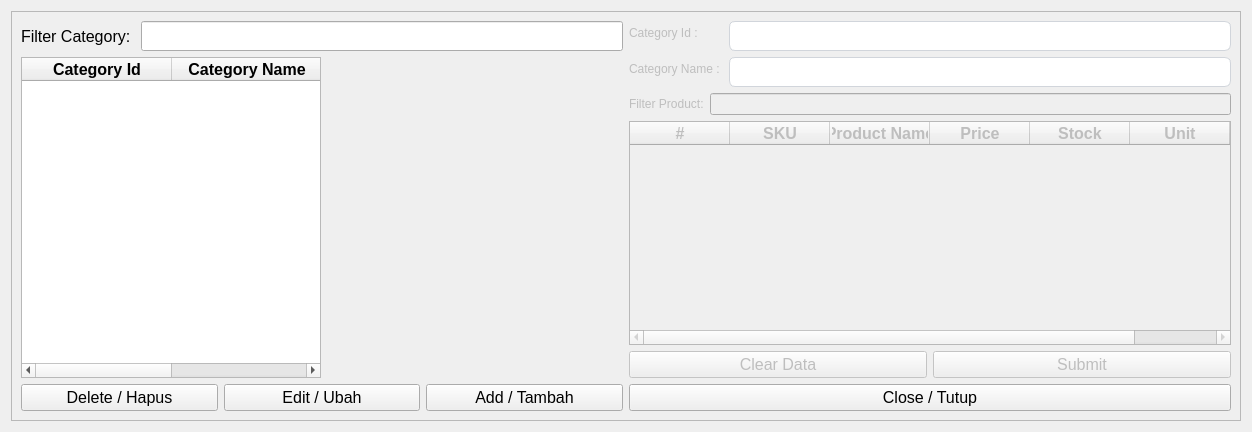
Above: ui/categories.ui from michael-halim/pos before the change. Below: the same form after it.
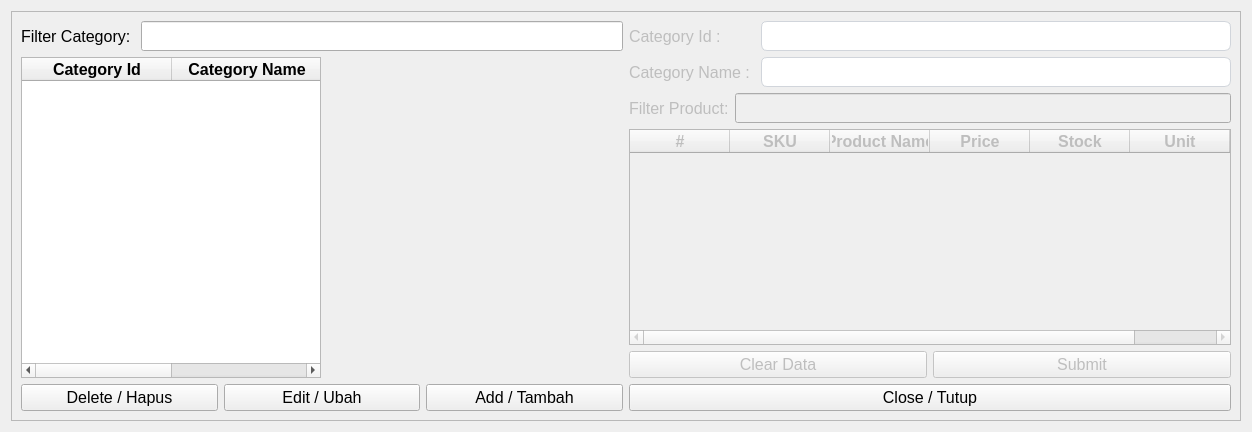
That is the form after the change.

Commit message: Patch#33: Add Permission Guard for Each Actions - Added Guard for Every Actions in POS - Remove Set Sorting Table True for Every init class to Improve Performance - Added New Permissions for Pending Transactions - Make the Data input Uppercase and Filter to Uppercase - Update seed.py

What changed in the file:
```diff
--- a/ui/categories.ui
+++ b/ui/categories.ui
@@ -173,6 +173,11 @@
               <property name="enabled">
                <bool>false</bool>
               </property>
+              <property name="font">
+               <font>
+                <pointsize>12</pointsize>
+               </font>
+              </property>
               <property name="text">
                <string>Category Name : </string>
               </property>
@@ -212,6 +217,11 @@
               <property name="enabled">
                <bool>false</bool>
               </property>
+              <property name="font">
+               <font>
+                <pointsize>12</pointsize>
+               </font>
+              </property>
               <property name="text">
                <string>Category Id : </string>
               </property>
@@ -257,6 +267,11 @@
                 <property name="enabled">
                  <bool>false</bool>
                 </property>
+                <property name="font">
+                 <font>
+                  <pointsize>12</pointsize>
+                 </font>
+                </property>
                 <property name="text">
                  <string>Filter Product:</string>
                 </property>
@@ -267,6 +282,12 @@
                 <property name="enabled">
                  <bool>false</bool>
                 </property>
+                <property name="minimumSize">
+                 <size>
+                  <width>0</width>
+                  <height>30</height>
+                 </size>
+                </property>
                </widget>
               </item>
              </layout>
@@ -282,6 +303,9 @@
                 <height>0</height>
                </size>
               </property>
+              <property name="sortingEnabled">
+               <bool>true</bool>
+              </property>
               <column>
                <property name="text">
                 <string>#</string>
```
Left out of the diff: 15 changed lines with no effect on the pictures. The commit also changes 59 other files.
